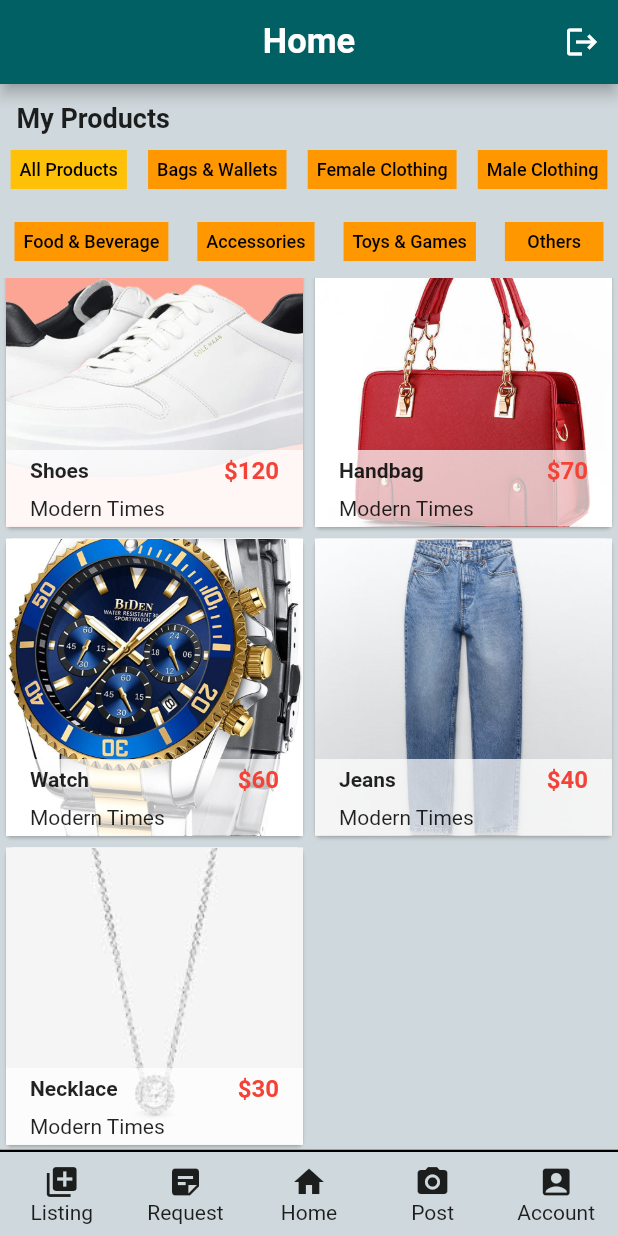
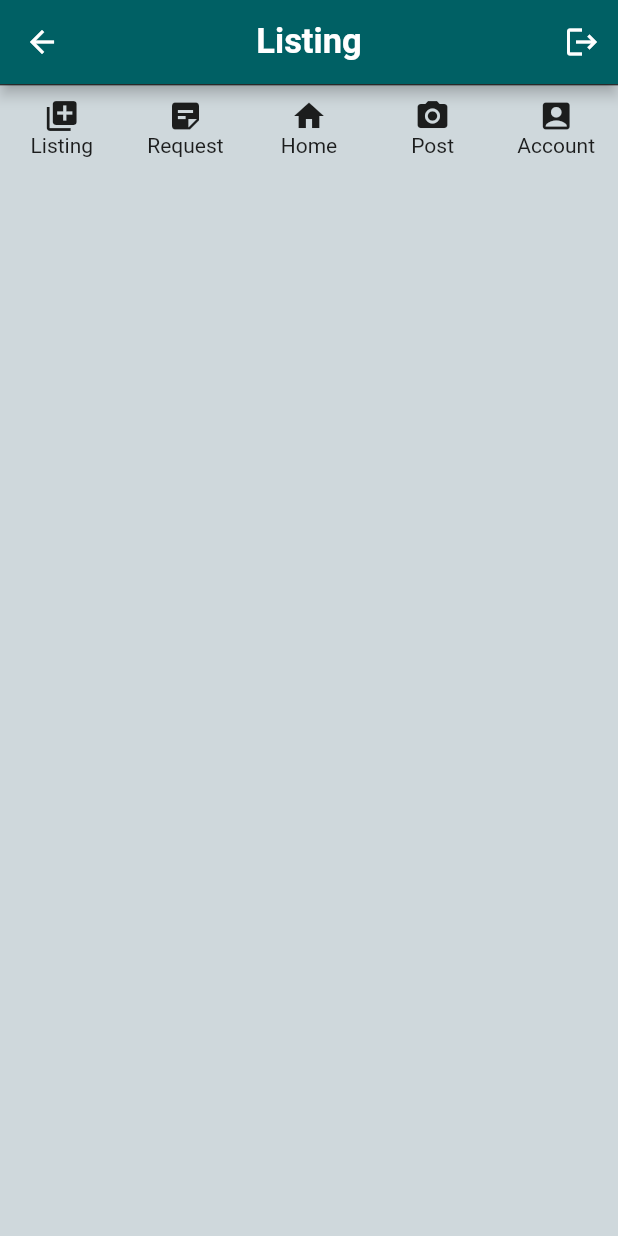
Before and after one commit to BizHelper/Seller, a Flutter app: the HomeScreen screen opened directly, scrolled down 242 dp, after a tap on "Listing", on a phone screen of 412 x 824 dp. Run offline on Flutter 3.47's test engine with Material 2 defaults, Android fonts, the phone set to English and light mode, and no system bars; our stand-ins replace firebase_auth, firebase_core, fluttertoast; accounts and stored records are empty.

Commit message:
Add navigation between pages

```diff
--- a/lib/src/screens/home.dart
+++ b/lib/src/screens/home.dart
@@ -1,7 +1,11 @@
 import 'package:firebase_auth/firebase_auth.dart';
 import 'package:flutter/material.dart';
 import 'package:seller_app/src/products.dart';
+import 'package:seller_app/src/screens/account.dart';
+import 'package:seller_app/src/screens/listing.dart';
 import 'package:seller_app/src/screens/login.dart';
+import 'package:seller_app/src/screens/post.dart';
+import 'package:seller_app/src/screens/request.dart';
 
 class HomeScreen extends StatelessWidget {
   const HomeScreen({Key? key}) : super(key: key);
@@ -218,7 +222,6 @@ class HomeScreen extends StatelessWidget {
               const Divider(
                 color: Colors.black,
                 height: 1.0,
-                thickness: 1.5,
               ),
               Padding(
                 padding: const EdgeInsets.only(top: 8.0, bottom: 8.0),
@@ -229,7 +232,7 @@ class HomeScreen extends StatelessWidget {
                       width: 52.0,
                       child: InkWell(
                         onTap: () {
-                          print('listing');
+                          Navigator.of(context).pushReplacement(MaterialPageRoute(builder: (context) => ListingScreen()));
                         },
                         child: Column(
                           children: const [
@@ -243,7 +246,7 @@ class HomeScreen extends StatelessWidget {
                       width: 52.0,
                       child: InkWell(
                         onTap: () {
-                          print('request');
+                          Navigator.of(context).pushReplacement(MaterialPageRoute(builder: (context) => RequestScreen()));
                         },
                         child: Column(
                           children: const [
@@ -257,7 +260,7 @@ class HomeScreen extends StatelessWidget {
                       width: 52.0,
                       child: InkWell(
                         onTap: () {
-                          print('home');
+
                         },
                         child: Column(
                           children: const [
@@ -271,7 +274,7 @@ class HomeScreen extends StatelessWidget {
                       width: 52.0,
                       child: InkWell(
                         onTap: () {
-                          print('post');
+                          Navigator.of(context).pushReplacement(MaterialPageRoute(builder: (context) => PostScreen()));
                         },
                         child: Column(
                           children: const [
@@ -285,7 +288,7 @@ class HomeScreen extends StatelessWidget {
                       width: 52.0,
                       child: InkWell(
                         onTap: () {
-                          print('account');
+                          Navigator.of(context).pushReplacement(MaterialPageRoute(builder: (context) => AccountScreen()));
                         },
                         child: Column(
                           children: const [
--- /dev/null
+++ b/lib/src/screens/listing.dart
@@ -0,0 +1,134 @@
+import 'package:firebase_auth/firebase_auth.dart';
+import 'package:flutter/material.dart';
+import 'package:seller_app/src/products.dart';
+import 'package:seller_app/src/screens/account.dart';
+import 'package:seller_app/src/screens/home.dart';
+import 'package:seller_app/src/screens/login.dart';
+import 'package:seller_app/src/screens/post.dart';
+import 'package:seller_app/src/screens/request.dart';
+
+class ListingScreen extends StatelessWidget {
+  const ListingScreen({Key? key}) : super(key: key);
+
+  final auth = FirebaseAuth.instance;
+
+  @override
+  Widget build(BuildContext context) {
+    return Scaffold(
+      backgroundColor: Colors.blueGrey[100],
+      appBar: AppBar(
+        backgroundColor: Colors.cyan[900],
+        centerTitle: true,
+        actions: <Widget>[
+          IconButton(
+            icon: Icon(Icons.logout),
+            onPressed: () {
+              auth.signOut();
+              Navigator.of(context).pushReplacement(
+                  MaterialPageRoute(builder: (context) => LoginScreen()));
+            },
+          ),
+        ],
+        title: const Text(
+          'Listing',
+          style: TextStyle(
+            fontSize: 23.0,
+            fontWeight: FontWeight.bold,
+          ),
+        ),
+      ),
+      body: Column(
+        mainAxisAlignment: MainAxisAlignment.spaceBetween,
+        crossAxisAlignment: CrossAxisAlignment.start,
+        children: [
+          Column(
+            children: [
+              const Divider(
+                color: Colors.black,
+                height: 1.0,
+              ),
+              Padding(
+                padding: const EdgeInsets.only(top: 8.0, bottom: 8.0),
+                child: Row(
+                  mainAxisAlignment: MainAxisAlignment.spaceAround,
+                  children: [
+                    SizedBox(
+                      width: 52.0,
+                      child: InkWell(
+                        onTap: () {
+
+                        },
+                        child: Column(
+                          children: const [
+                            Icon(Icons.add_to_photos),
+                            Text('Listing'),
+                          ],
+                        ),
+                      ),
+                    ),
+                    SizedBox(
+                      width: 52.0,
+                      child: InkWell(
+                        onTap: () {
+                          Navigator.of(context).pushReplacement(MaterialPageRoute(builder: (context) => RequestScreen()));
+                        },
+                        child: Column(
+                          children: const [
+                            Icon(Icons.sticky_note_2),
+                            Text('Request'),
+                          ],
+                        ),
+                      ),
+                    ),
+                    SizedBox(
+                      width: 52.0,
+                      child: InkWell(
+                        onTap: () {
+                          Navigator.of(context).pushReplacement(MaterialPageRoute(builder: (context) => HomeScreen()));
+                        },
+                        child: Column(
+                          children: const [
+                            Icon(Icons.home),
+                            Text('Home'),
+                          ],
+                        ),
+                      ),
+                    ),
+                    SizedBox(
+                      width: 52.0,
+                      child: InkWell(
+                        onTap: () {
+                          Navigator.of(context).pushReplacement(MaterialPageRoute(builder: (context) => PostScreen()));
+                        },
+                        child: Column(
+                          children: const [
+                            Icon(Icons.camera_alt),
+                            Text('Post'),
+                          ],
+                        ),
+                      ),
+                    ),
+                    SizedBox(
+                      width: 52.0,
+                      child: InkWell(
+                        onTap: () {
+                          Navigator.of(context).pushReplacement(MaterialPageRoute(builder: (context) => AccountScreen()));
+                        },
+                        child: Column(
+                          children: const [
+                            Icon(Icons.account_box),
+                            Text('Account'),
+                          ],
+                        ),
+                      ),
+                    ),
+                  ],
+                ),
+              ),
+            ],
+          ),
+        ],
+      ),
+    );
+  }
+}
--- a/lib/src/screens/login.dart
+++ b/lib/src/screens/login.dart
@@ -41,7 +41,7 @@ class _LoginScreenState extends State<LoginScreen> {
               color: Colors.black,
             ),
             const Text(
-              "Seller Log In",
+              "Seller Login",
               style: TextStyle(
                 fontSize: 20.0,
                 fontWeight: FontWeight.bold,
```
Also changed, not shown: lib/src/screens/account.dart (added, +134 -0 lines), lib/src/screens/post.dart (added, +134 -0 lines), lib/src/screens/request.dart (added, +134 -0 lines).
